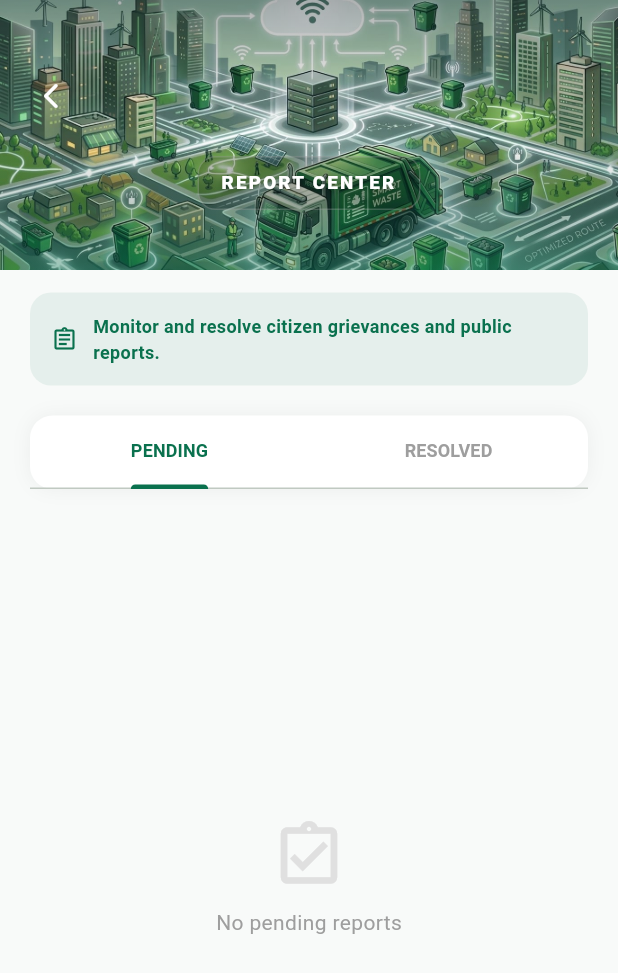
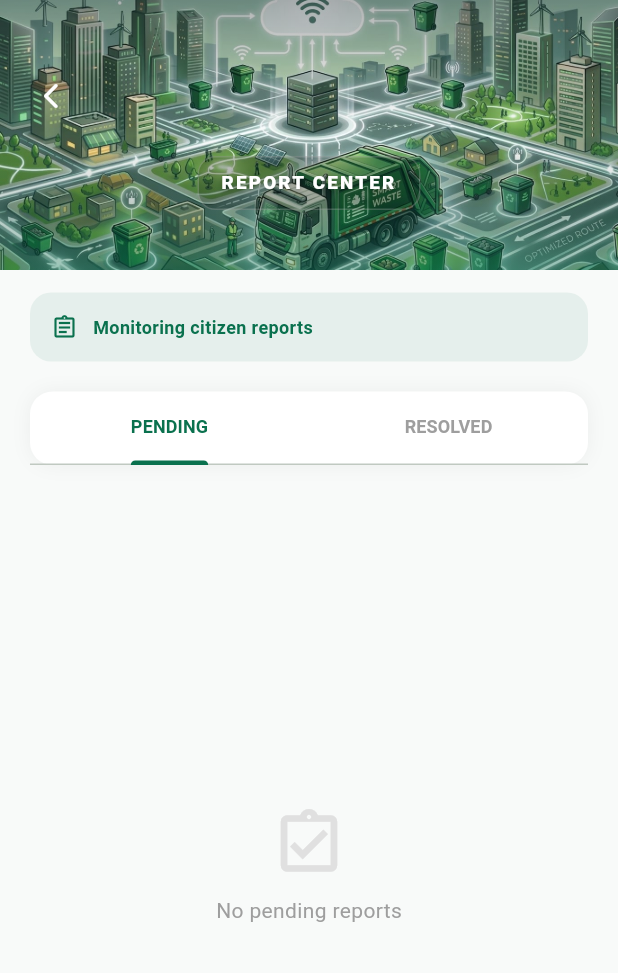
Before and after one commit to sheharyar-786/swcs_app, a Flutter app: the ReportCenter screen opened directly, on a phone screen of 412 x 824 dp. Shown: the top 973 px of the screen. Run offline on Flutter 3.47's test engine with Material 3 defaults, Android fonts, the phone set to English and light mode, and no system bars; our stand-ins replace animate_do, confetti, firebase_auth, firebase_core, firebase_database, firebase_messaging and 10 more; accounts and stored records are empty.

Commit message:
UI Polish: Simplified info bar text in Report Center to 'Monitoring citizen reports'.

```diff
--- a/lib/admin/reports/report_center.dart
+++ b/lib/admin/reports/report_center.dart
@@ -97,7 +97,7 @@ class ReportCenter extends StatelessWidget {
                   SizedBox(width: 10),
                   Expanded(
                     child: Text(
-                      "Monitor and resolve citizen grievances and public reports.",
+                      "Monitoring citizen reports",
                       style: TextStyle(fontSize: 12, fontWeight: FontWeight.w600, color: Color(0xFF0A714E)),
                     ),
                   ),
```
